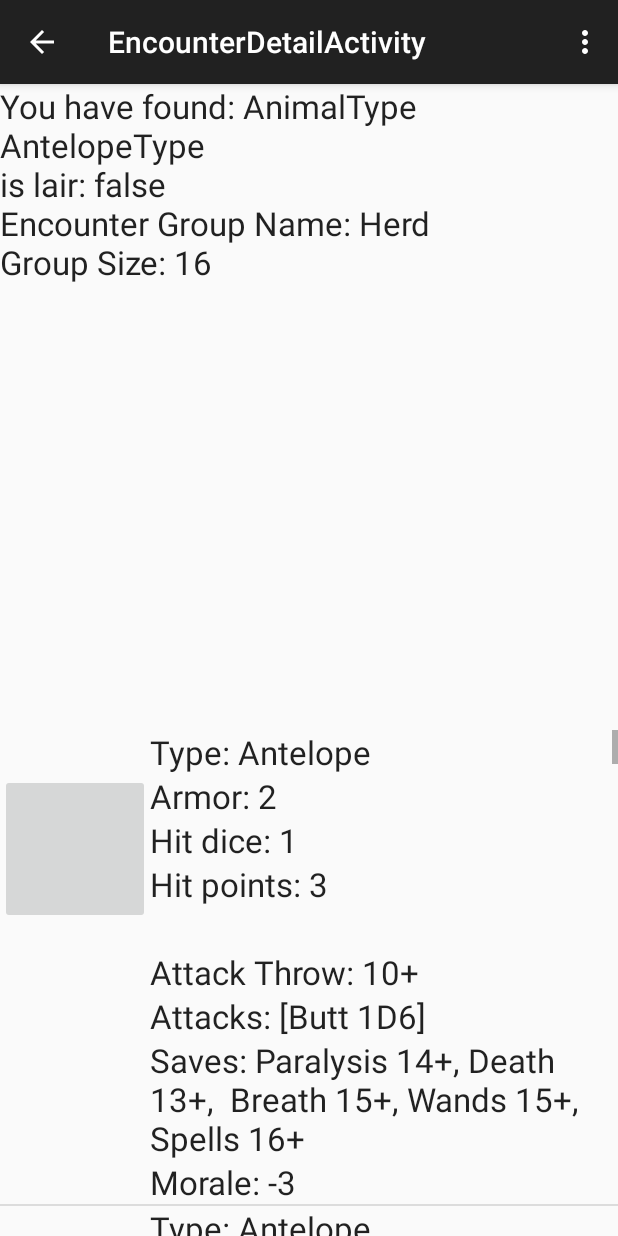
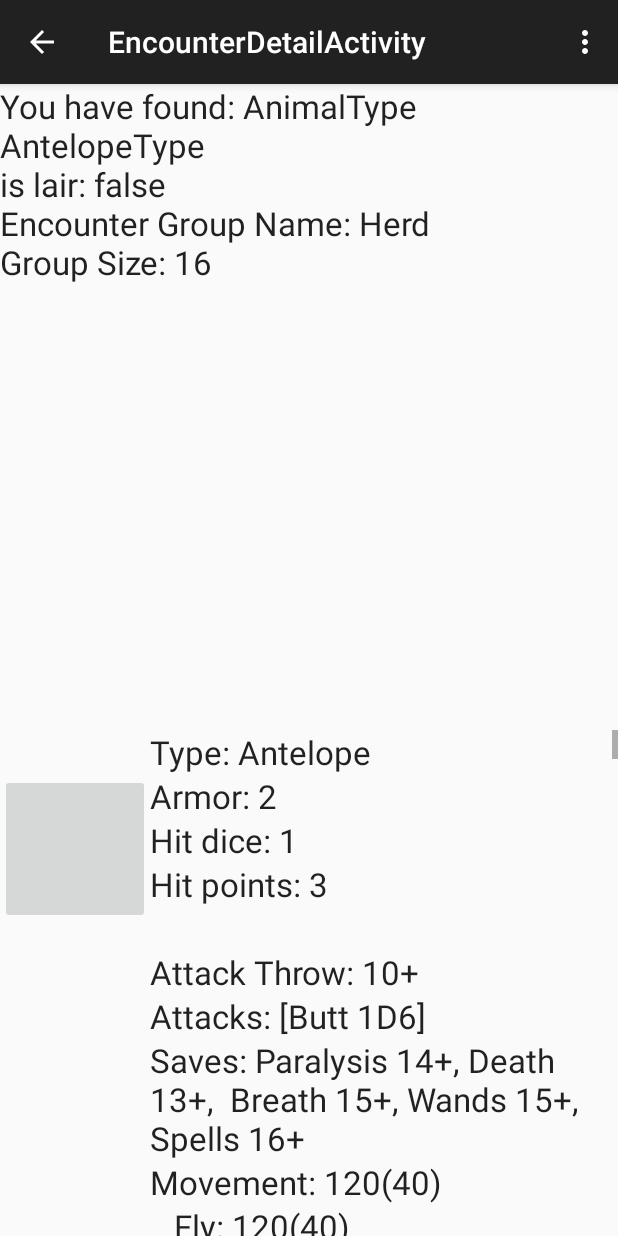
Before and after one commit to saeschdivara/Adventurer-Conqueror-King-Mobile, an Android app: the screen it shows after launch (EncounterDetailActivity), after a tap on an icon or button, on a phone screen of 412 x 824 dp. Run offline under Robolectric (Android 15) with nearby library versions, the phone set to English and light mode, and no system bars; libraries missing offline, so code that uses them is left out: com.snappydb; 4 statements that could not run were skipped.

Commit message:
Bats, Giant Bats, Movement and settable extraInformation

```diff
--- a/app/src/main/java/com/ack/adventureandconquer/ui/EncounterDetailActivity.java
+++ b/app/src/main/java/com/ack/adventureandconquer/ui/EncounterDetailActivity.java
@@ -158,7 +158,8 @@ public class EncounterDetailActivity extends ActionBarActivity {
             TextView extraInformation = (TextView) rowView.findViewById(R.id.extraInformation);
             TextView save = (TextView) rowView.findViewById(R.id.saves);
             TextView morale = (TextView) rowView.findViewById(R.id.morale);
-
+            TextView movement = (TextView) rowView.findViewById(R.id.movement);
+            TextView extramovement = (TextView) rowView.findViewById(R.id.extramovement);
 
             Npc npc = npcList.get(position);
 
@@ -171,7 +172,10 @@ public class EncounterDetailActivity extends ActionBarActivity {
             save.setText("Saves: " + String.valueOf(npc.getSaves()));
             morale.setText("Morale: " + String.valueOf(npc.getMorale()));
             extraInformation.setText(npc.getExtraInformation());
-
+            movement.setText("Movement: " + String.valueOf(npc.getMovement()));
+            if (!npc.getExtraMovementType().isEmpty()) {
+                extramovement.setText(String.valueOf("   " + npc.getExtraMovementType()) + ": " + String.valueOf(npc.getExtraMovement()));
+            }
             return rowView;
         }
     }
--- a/app/src/main/res/layout/npc_list_layout.xml
+++ b/app/src/main/res/layout/npc_list_layout.xml
@@ -101,7 +101,7 @@
         android:textAppearance="?android:attr/textAppearanceLarge" />
 
     <TextView
-        android:id="@+id/morale"
+        android:id="@+id/movement"
         android:layout_width="wrap_content"
         android:layout_height="wrap_content"
         android:layout_alignParentEnd="true"
@@ -110,4 +110,26 @@
         android:layout_toRightOf="@+id/unitIcon"
         android:text="Large Text"
         android:textAppearance="?android:attr/textAppearanceLarge" />
+
+    <TextView
+        android:id="@+id/extramovement"
+        android:layout_width="wrap_content"
+        android:layout_height="wrap_content"
+        android:layout_alignParentEnd="true"
+        android:layout_alignParentRight="true"
+        android:layout_below="@+id/movement"
+        android:layout_toRightOf="@+id/unitIcon"
+        android:text="Large Text"
+        android:textAppearance="?android:attr/textAppearanceLarge" />
+
+    <TextView
+        android:id="@+id/morale"
+        android:layout_width="wrap_content"
+        android:layout_height="wrap_content"
+        android:layout_alignParentEnd="true"
+        android:layout_alignParentRight="true"
+        android:layout_below="@+id/extramovement"
+        android:layout_toRightOf="@+id/unitIcon"
+        android:text="Large Text"
+        android:textAppearance="?android:attr/textAppearanceLarge" />
 </RelativeLayout>
--- a/lib/src/main/java/com/ack/adventureandconquer/game/creature/npc/Npc.java
+++ b/lib/src/main/java/com/ack/adventureandconquer/game/creature/npc/Npc.java
@@ -27,7 +27,9 @@ public abstract class Npc {
     private String saves = "";
     ArrayList<String> attackRoutine = null;
     ArrayList<String> alternateAttackRoutine =  null;
-
+    private String extrainformation = "";
+    private int movement = -1;
+    private int extraMovement = -1;
 
     protected static IsDice d2 = new D2();
     protected static IsDice d3 = new D3();
@@ -39,7 +41,11 @@ public abstract class Npc {
     protected static IsDice d100 = new D100();
 
     public String getExtraInformation() {
-        return "";
+        return extrainformation;
+    }
+
+    public void setExtraInformation(String extrainformation) {
+        this.extrainformation = extrainformation;
     }
 
     public int getDefaultHitPoints() {
@@ -133,6 +139,23 @@ public abstract class Npc {
 
     public void setSaves(String saves){this.saves = saves;}
 
+    public int getDefaultMovement(){return 120;}
+
+    public String getMovement(){
+        int combat = getDefaultMovement() / 3;
+        String move = getDefaultMovement() +"("+combat+")";
+        return move;
+    }
+
+    public int getDefaultExtraMovement(){return 120;}
+
+    public String getExtraMovement(){
+        int combat = getDefaultExtraMovement() / 3;
+        String move = getDefaultExtraMovement() +"("+combat+")";
+        return move;
+    }
+
+    public String getExtraMovementType() {return "Fly";}
 
     public void setHitDice(int hitDice) {
         this.hitDice = hitDice;
@@ -184,7 +207,7 @@ public abstract class Npc {
         int hitDice = getHitDice();
 
         if (hitDice < 1) {
-            minAttack = 11;
+            minAttack = 10;
         }
 
         switch (hitDice) {
--- a/lib/src/main/java/com/ack/adventureandconquer/game/creature/npc/animal/Antelope.java
+++ b/lib/src/main/java/com/ack/adventureandconquer/game/creature/npc/animal/Antelope.java
@@ -59,7 +59,4 @@ public class Antelope extends Npc {
     }
 
 
-//    public int getMinAttackThrowValue() {
-//        return 0;
-//    }
 }
```
Also changed, not shown: lib/src/main/java/com/ack/adventureandconquer/game/creature/npc/animal/Bat.java (added, +61 -0 lines), lib/src/main/java/com/ack/adventureandconquer/game/creature/npc/animal/BatType.java (+11 -3 lines), lib/src/main/java/com/ack/adventureandconquer/game/creature/npc/animal/GiantBat.java (added, +52 -0 lines), lib/src/main/java/com/ack/adventureandconquer/game/json/NpcListTypeAdapter.java (+9 -0 lines).
